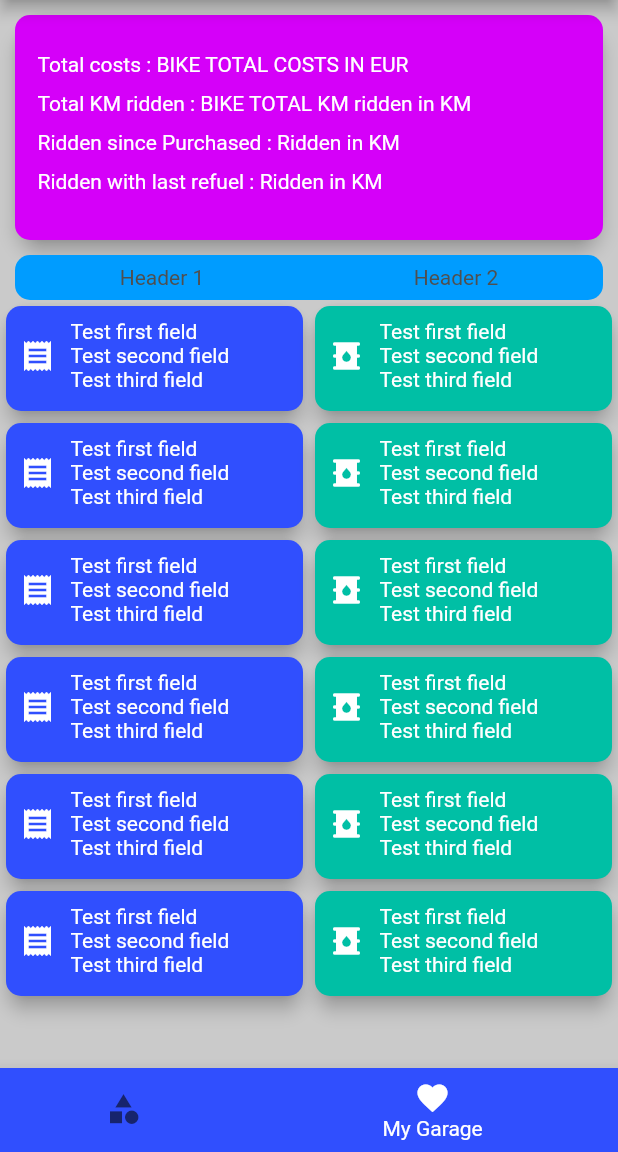
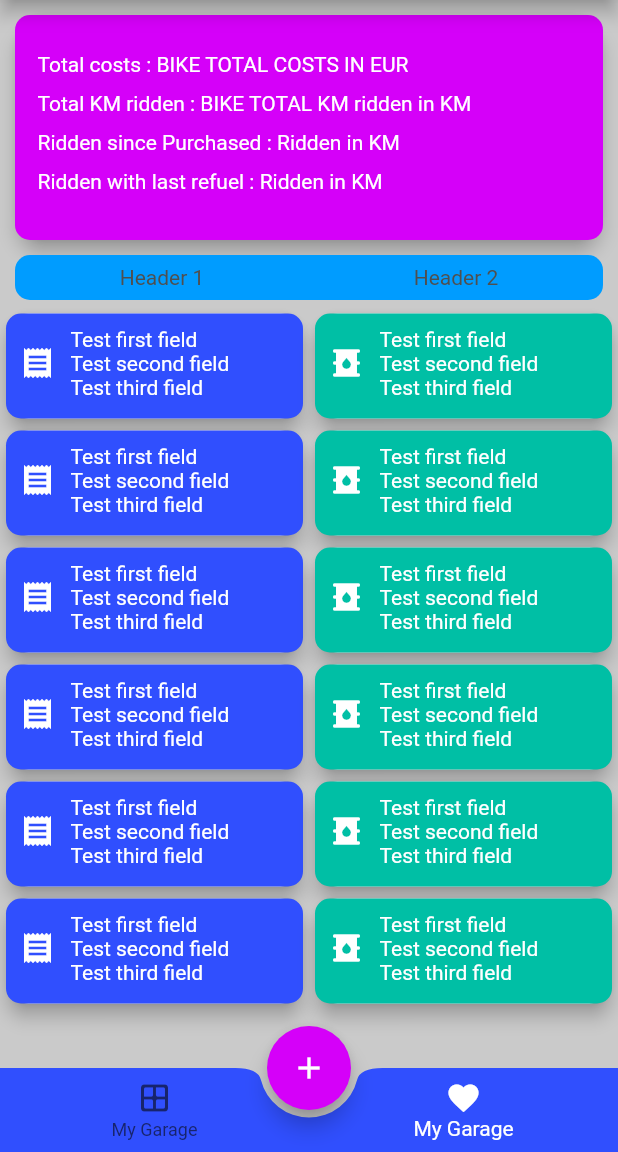
Before and after one commit to Tanguy-tech/BikesApp, a Flutter app: the screen it shows after launch, on a phone screen of 412 x 824 dp, the part 84-1236 px from its top. Run offline on Flutter 3.47's test engine with Material 2 defaults, Android fonts, the phone set to English and light mode, and no system bars; missing offline and left inert: dart:ffi, image_picker_for_web, shared_preferences_web.

Commit message:
redesign bottomNavigationBar && start addin forms

```diff
--- a/lib/main.dart
+++ b/lib/main.dart
@@ -1,5 +1,6 @@
 import 'package:flutter/material.dart';
 import 'package:meals_app/providers/theme_provider.dart';
+import 'package:meals_app/screens/add_item_screen.dart';
 import 'package:meals_app/screens/brand_details_screen.dart';
 import 'package:meals_app/screens/category_screen.dart';
 import 'package:meals_app/screens/invoice_screen.dart';
@@ -39,6 +40,10 @@ class _MyAppState extends State<MyApp> {
     });
   }
 
+  void addItem(BuildContext ctx) {
+    Navigator.of(ctx).pushNamed(AddItemScreen.routeName);
+  }
+
   // This widget is the root of your application.
   @override
   Widget build(BuildContext context) {
@@ -48,8 +53,10 @@ class _MyAppState extends State<MyApp> {
           title: 'BikesApp',
           theme: theme.myTheme,
           themeMode: theme.mode,
-          home: Scaffold(
+          home: Builder(builder: (context) {
+            return Scaffold(
               appBar: AppBar(
+                elevation: 5,
                 title: Text(_pages[_selectedPagesIndex]["title"] as String),
                 actions: [
                   Switch(
@@ -59,34 +66,54 @@ class _MyAppState extends State<MyApp> {
               ),
               drawer: const MainDrawer(),
               body: _pages[_selectedPagesIndex]["page"] as Widget,
-            bottomNavigationBar: BottomNavigationBar(
-              selectedItemColor:
-                  theme.myTheme.bottomNavigationBarTheme.selectedItemColor,
-              unselectedItemColor:
-                  theme.myTheme.bottomNavigationBarTheme.unselectedItemColor,
+              extendBody: true,
+              floatingActionButtonLocation:
+                  FloatingActionButtonLocation.centerDocked,
+              floatingActionButton: FloatingActionButton(
+                onPressed: () => addItem(context),
+                backgroundColor: Colors.purpleAccent.shade400,
+                child: const Icon(Icons.add),
+              ),
+              bottomNavigationBar: BottomAppBar(
+                notchMargin: 5,
+                color: theme.myTheme.bottomNavigationBarTheme.backgroundColor,
+                shape: const CircularNotchedRectangle(),
+                elevation: 0,
+                child: BottomNavigationBar(
+                    backgroundColor: theme
+                        .myTheme.bottomNavigationBarTheme.backgroundColor
+                        ?.withAlpha(0),
+                    elevation: 0,
+                    selectedItemColor: theme
+                        .myTheme.bottomNavigationBarTheme.selectedItemColor,
+                    unselectedItemColor: theme
+                        .myTheme.bottomNavigationBarTheme.unselectedItemColor,
                     currentIndex: _selectedPagesIndex,
-              type: BottomNavigationBarType.shifting,
+                    //type: BottomNavigationBarType.shifting,
                     onTap: _selectPage,
                     items: [
                       BottomNavigationBarItem(
-                  backgroundColor: theme.myTheme.appBarTheme.backgroundColor,
-                  icon: const Icon(Icons.category),
-                  label: _pages[_selectedPagesIndex]["title"] as String,
+                          backgroundColor:
+                              theme.myTheme.appBarTheme.backgroundColor,
+                          icon: const Icon(Icons.border_all_rounded),
+                          label:
+                              _pages[_selectedPagesIndex]["title"] as String),
+                      BottomNavigationBarItem(
+                          backgroundColor:
+                              theme.myTheme.appBarTheme.backgroundColor,
+                          icon: const Icon(Icons.favorite),
+                          label: _pages[_selectedPagesIndex]["title"] as String)
+                    ]),
               ),
-                BottomNavigationBarItem(
-                  backgroundColor: theme.myTheme.appBarTheme.backgroundColor,
-                  icon: const Icon(Icons.favorite),
-                  label: _pages[_selectedPagesIndex]["title"] as String,
-                ),
-              ],
-            ),
-          ),
+            );
+          }),
           routes: {
             BrandDetailsScreen.routeName: (ctx) => const BrandDetailsScreen(),
             MyGarageScreen.routeName: (ctx) => const MyGarageScreen(),
             InvoiceScreen.routeName: (ctx) => const InvoiceScreen(),
             FuelConsumptionScreen.routeName: (ctx) =>
                 const FuelConsumptionScreen(),
+            AddItemScreen.routeName: (ctx) => const AddItemScreen(),
           }),
     );
   }
--- a/lib/screens/brand_details_screen.dart
+++ b/lib/screens/brand_details_screen.dart
@@ -1,8 +1,6 @@
 import 'package:flutter/material.dart';
 import 'package:meals_app/widgets/model_item.dart';
 import '../models/models.dart';
-
-import '../widgets/add_model_widget.dart';
 
 class BrandDetailsScreen extends StatelessWidget {
   static const routeName = '/brands';
@@ -37,7 +35,7 @@ class BrandDetailsScreen extends StatelessWidget {
       body: isEmpty
           ? Container(
               padding: const EdgeInsets.all(10),
-              child: const AddModel(),
+              //child: const AddModel(),
             )
           : ListView(
               children: routeArgs
--- a/lib/screens/garage_screen.dart
+++ b/lib/screens/garage_screen.dart
@@ -24,8 +24,9 @@ class MyGarageScreen extends StatelessWidget {
           const ListHeader(),
           Stack(
             children: [
-              SizedBox(
-                height: constraints.maxHeight * 0.69,
+              Container(
+                padding: const EdgeInsets.only(top: 5),
+                height: constraints.maxHeight * 0.6927,
                 width: constraints.maxWidth,
                 child: Row(
                   crossAxisAlignment: CrossAxisAlignment.center,
```
Also changed, not shown: lib/screens/add_item_screen.dart (added, +20 -0 lines), lib/widgets/add_brand_form.dart (deleted, +0 -40 lines), lib/widgets/add_item_form.dart (added, +58 -0 lines), lib/widgets/add_model_form.dart (deleted, +0 -40 lines), lib/widgets/add_model_widget.dart (deleted, +0 -31 lines), lib/widgets/brand_form_fields.dart (deleted, +0 -88 lines), lib/widgets/fuel_refill_form.dart (added, +143 -0 lines), lib/widgets/invoice_form.dart (added, +25 -0 lines), lib/widgets/lists_infos.dart (added, +28 -0 lines), lib/widgets/model_form_fields.dart (deleted, +0 -161 lines). Lines whose indentation alone changed are shown as unchanged.
